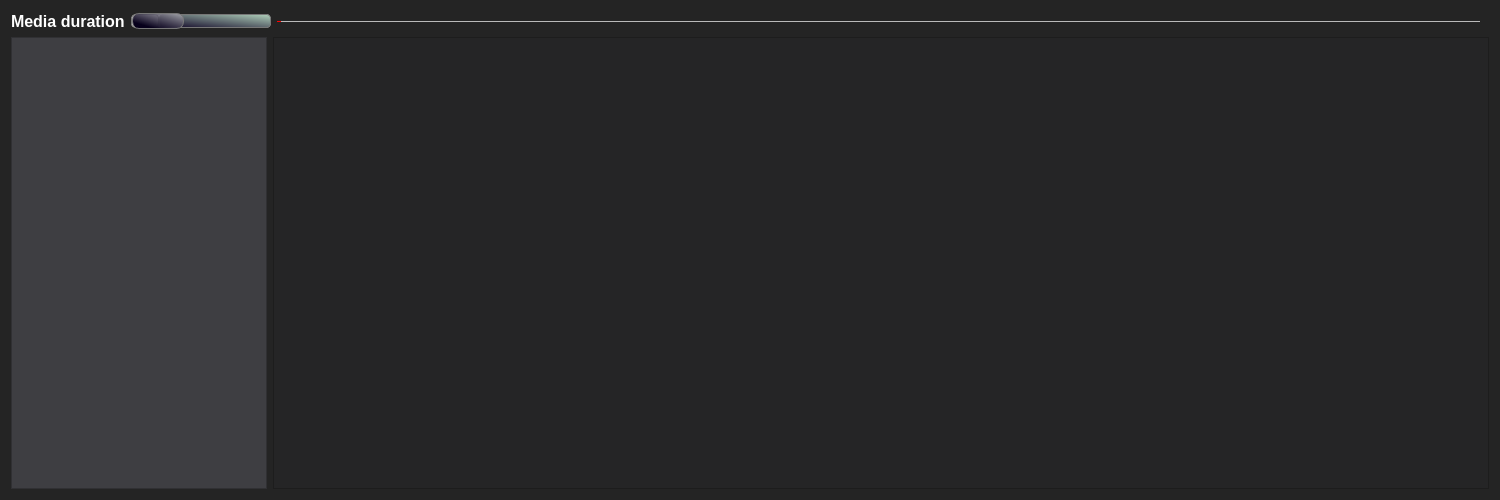
First picture: the form in VideoEditor/TimeLine.ui, repository zeneksashy/VideoEditor, before the edit.
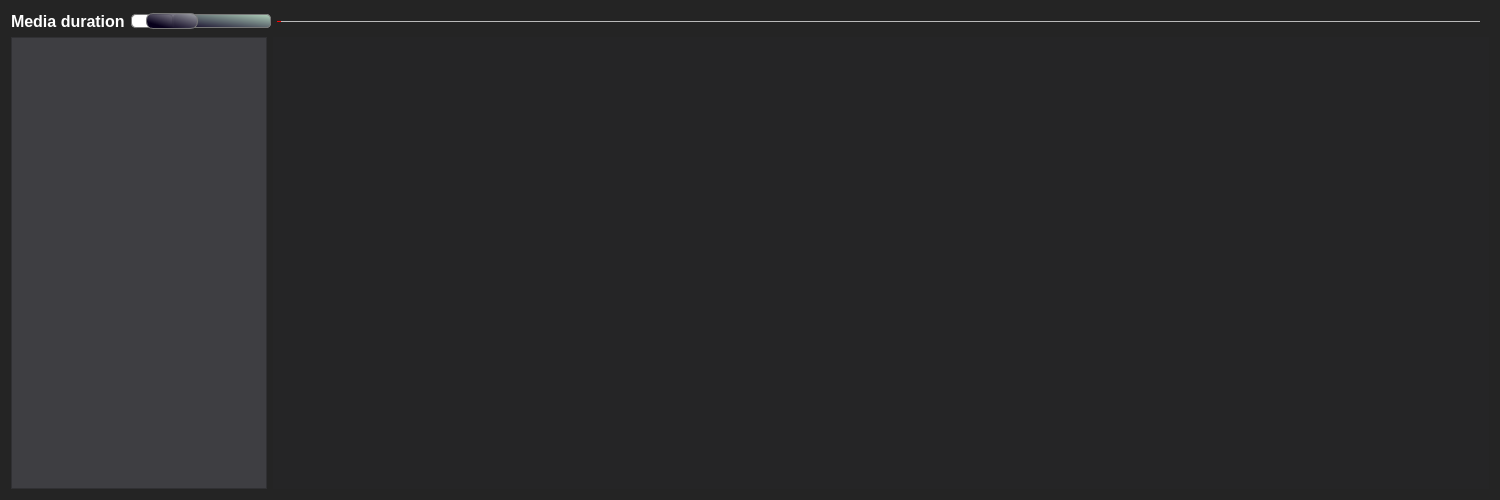
Second picture: the form after the edit.

```diff
--- a/VideoEditor/TimeLine.ui
+++ b/VideoEditor/TimeLine.ui
@@ -144,11 +144,17 @@
         <number>1</number>
        </property>
        <property name="maximum">
-        <number>10</number>
+        <number>25</number>
+       </property>
+       <property name="singleStep">
+        <number>1</number>
        </property>
        <property name="pageStep">
         <number>1</number>
        </property>
+       <property name="value">
+        <number>5</number>
+       </property>
        <property name="orientation">
         <enum>Qt::Horizontal</enum>
        </property>
@@ -278,7 +284,7 @@
      <item>
       <widget class="QScrollArea" name="scrollArea">
        <property name="sizePolicy">
-        <sizepolicy hsizetype="Expanding" vsizetype="Preferred">
+        <sizepolicy hsizetype="Expanding" vsizetype="MinimumExpanding">
          <horstretch>0</horstretch>
          <verstretch>0</verstretch>
         </sizepolicy>
@@ -325,6 +331,7 @@
 }
 
 
+
  QScrollBar:vertical {
 	background:rgb(238, 238, 238);
     width: 10px;
@@ -355,6 +362,9 @@
       background: none;
 }</string>
        </property>
+       <property name="frameShape">
+        <enum>QFrame::NoFrame</enum>
+       </property>
        <property name="frameShadow">
         <enum>QFrame::Sunken</enum>
        </property>
@@ -370,19 +380,28 @@
        <property name="widgetResizable">
         <bool>true</bool>
        </property>
+       <property name="alignment">
+        <set>Qt::AlignBottom|Qt::AlignLeading|Qt::AlignLeft</set>
+       </property>
        <widget class="QWidget" name="Content">
         <property name="geometry">
          <rect>
           <x>0</x>
           <y>0</y>
-          <width>1216</width>
-          <height>443</height>
+          <width>1218</width>
+          <height>445</height>
          </rect>
         </property>
+        <property name="sizePolicy">
+         <sizepolicy hsizetype="Preferred" vsizetype="Minimum">
+          <horstretch>0</horstretch>
+          <verstretch>0</verstretch>
+         </sizepolicy>
+        </property>
         <property name="minimumSize">
          <size>
           <width>0</width>
-          <height>400</height>
+          <height>0</height>
          </size>
         </property>
         <property name="styleSheet">
@@ -396,9 +415,9 @@
 
 }</string>
         </property>
-        <layout class="QVBoxLayout" name="verticalLayout_2">
+        <layout class="QVBoxLayout" name="verticalLayout">
          <property name="leftMargin">
-          <number>5</number>
+          <number>0</number>
          </property>
          <item>
           <layout class="QVBoxLayout" name="timeline">
@@ -406,7 +425,7 @@
             <number>11</number>
            </property>
            <property name="sizeConstraint">
-            <enum>QLayout::SetMaximumSize</enum>
+            <enum>QLayout::SetMinimumSize</enum>
            </property>
            <property name="topMargin">
             <number>1</number>
```
